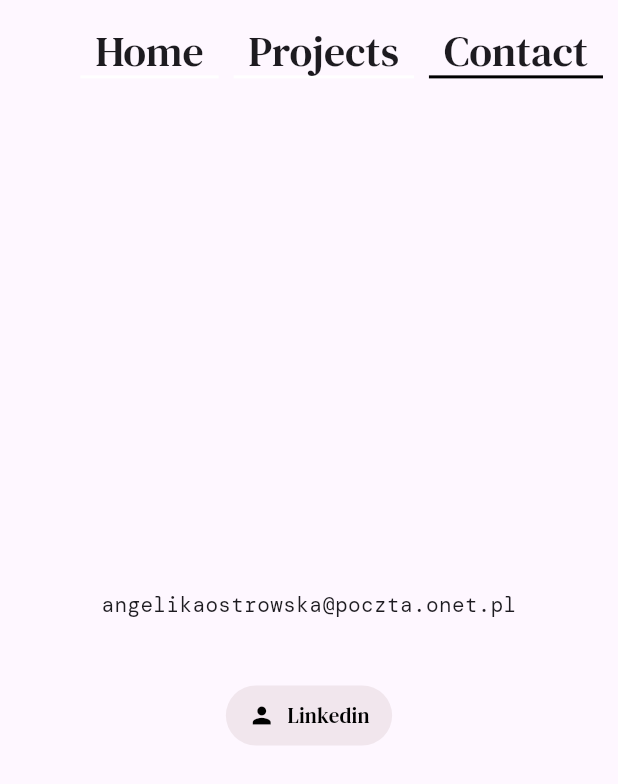
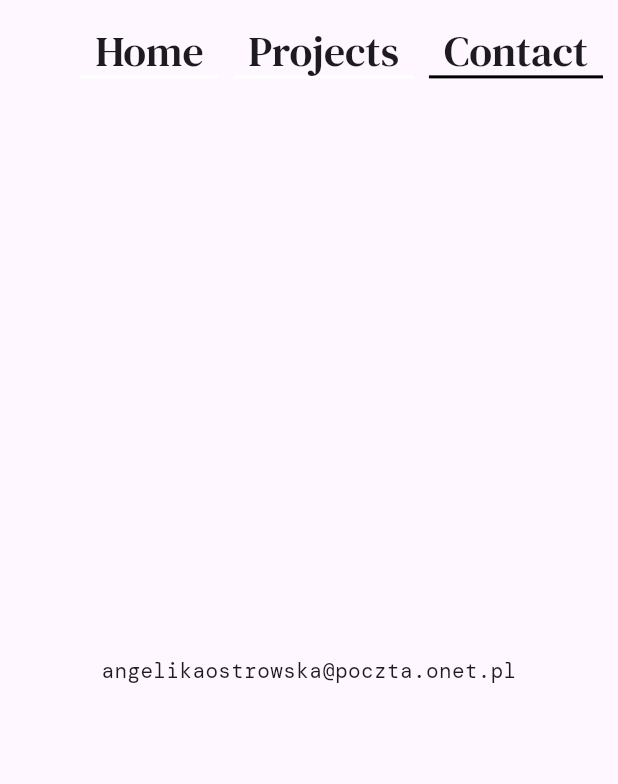
Before and after one commit to angost/Portfolio-Website, a Flutter app: the ContactPage screen opened directly, on a phone screen of 412 x 824 dp. Shown: the top 784 px of the screen. Run offline on Flutter 3.47's test engine with Material 3 defaults, Android fonts, the phone set to English and light mode, and no system bars; our stand-ins replace auto_size_text, carousel_slider, flip_card, flutter_widget_from_html; project files that could hold a hidden picture were left out.

Commit message:
Started to implement contact links

```diff
--- a/lib/contactPage.dart
+++ b/lib/contactPage.dart
@@ -24,26 +24,51 @@ class _ContactPageState extends State<ContactPage> {
           child: Column(children: <Widget>[
         Spacer(),
         Text('angelikaostrowska@poczta.onet.pl'),
-        SizedBox(height: 40),
-        ElevatedButton.icon(
-          style: ButtonStyle(
-            padding: MaterialStateProperty.all<EdgeInsets>(
-                const EdgeInsets.only(
-                    left: 15, right: 15, top: 10, bottom: 10)),
-            overlayColor: MaterialStateProperty.all<Color>(
-                const Color.fromRGBO(201, 116, 149, 0.5)),
-            backgroundColor: MaterialStateProperty.all<Color>(
-                const Color.fromRGBO(227, 213, 219, 0.5)),
-            shadowColor: MaterialStateProperty.all<Color>(Colors.transparent),
-            foregroundColor: MaterialStateProperty.all<Color>(Colors.black),
-            splashFactory: NoSplash.splashFactory,
-          ),
-          onPressed: () => launch('www.linkedin.com/in/angelikaostrowska'),
-          label: Text('Linkedin'),
-          icon: Icon(Icons.person),
-        ),
+        // SizedBox(height: 40),
+        // ElevatedButton.icon(
+        //   style: ButtonStyle(
+        //     padding: MaterialStateProperty.all<EdgeInsets>(
+        //         const EdgeInsets.only(
+        //             left: 15, right: 15, top: 10, bottom: 10)),
+        //     overlayColor: MaterialStateProperty.all<Color>(
+        //         const Color.fromRGBO(201, 116, 149, 0.5)),
+        //     backgroundColor: MaterialStateProperty.all<Color>(
+        //         const Color.fromRGBO(227, 213, 219, 0.5)),
+        //     shadowColor: MaterialStateProperty.all<Color>(Colors.transparent),
+        //     foregroundColor: MaterialStateProperty.all<Color>(Colors.black),
+        //     splashFactory: NoSplash.splashFactory,
+        //   ),
+        //   onPressed: () => launch('www.linkedin.com/in/angelikaostrowska'),
+        //   label: Text('Linkedin'),
+        //   icon: Icon(Icons.person),
+        // ),
+        // SizedBox(height: 40),
+        // ElevatedButton.icon(
+        //   style: ButtonStyle(
+        //     padding: MaterialStateProperty.all<EdgeInsets>(
+        //         const EdgeInsets.only(
+        //             left: 15, right: 15, top: 10, bottom: 10)),
+        //     overlayColor: MaterialStateProperty.all<Color>(
+        //         const Color.fromRGBO(201, 116, 149, 0.5)),
+        //     backgroundColor: MaterialStateProperty.all<Color>(
+        //         const Color.fromRGBO(227, 213, 219, 0.5)),
+        //     shadowColor: MaterialStateProperty.all<Color>(Colors.transparent),
+        //     foregroundColor: MaterialStateProperty.all<Color>(Colors.black),
+        //     splashFactory: NoSplash.splashFactory,
+        //   ),
+        //   onPressed: () async => _launchUrl('CV.pdf'),
+        //   label: Text('CV'),
+        //   icon: Icon(Icons.edit_document),
+        // ),
         Spacer(),
       ])),
     );
   }
+
+  // Future<void> _launchUrl(String link) async {
+  //   Uri _url = Uri.parse(link);
+  //   if (!await launchUrl(_url)) {
+  //     throw Exception('Could not launch $_url');
+  //   }
+  // }
 }
```
